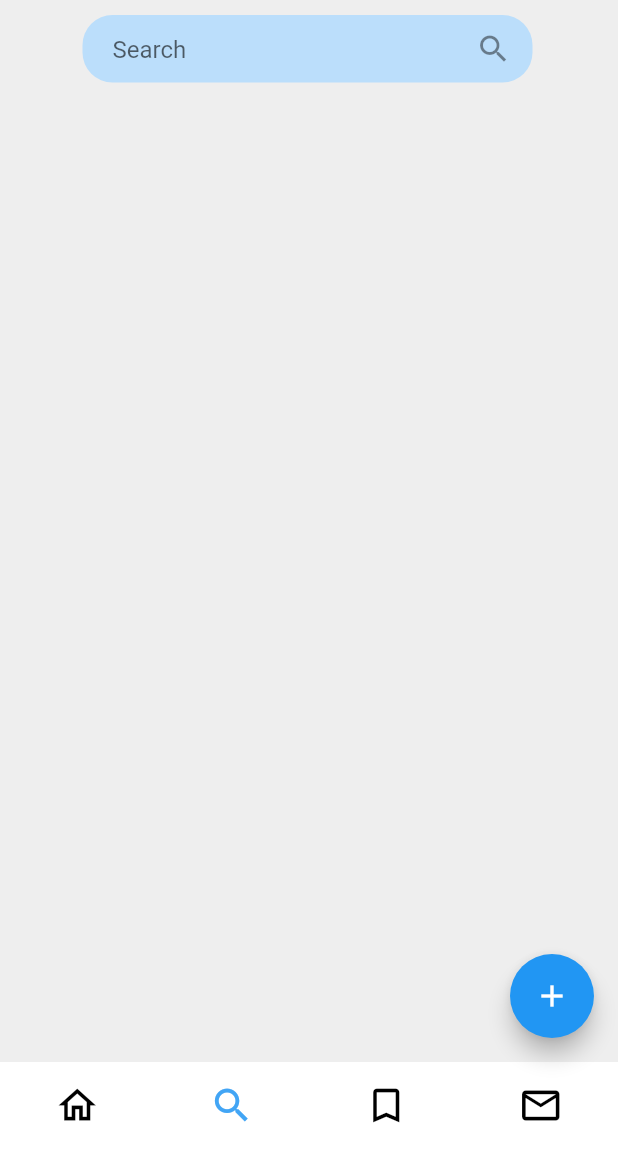
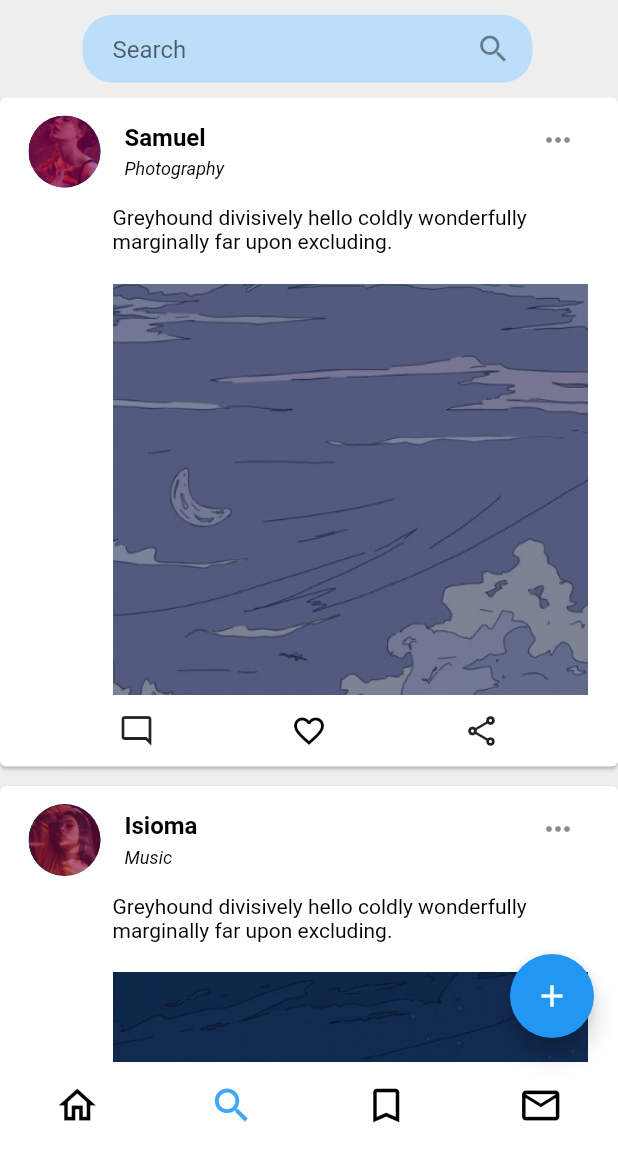
Before and after one commit to blackkiverson/UNI, a Flutter app: the MainPage screen opened directly, item 2 of the bottom bar chosen, after a tap on the "person" icon, on a phone screen of 412 x 824 dp, the part 84-1236 px from its top. Run offline on Flutter 3.47's test engine with Material 2 defaults, Android fonts, the phone set to English and light mode, and no system bars.

Commit message:
creating a component build for the Search Page

```diff
--- a/lib/pages/home_page.dart
+++ b/lib/pages/home_page.dart
@@ -7,6 +7,7 @@ import 'package:flutter/rendering.dart';
 import 'package:flutter/widgets.dart';
 import 'package:smifapp/widgets/like_button.dart';
 import 'package:smifapp/widgets/menu_button.dart';
+import 'package:smifapp/widgets/post_card.dart';
 
 class HomePage extends StatefulWidget {
   const HomePage({Key? key}) : super(key: key);
@@ -54,107 +55,7 @@ class _HomePageState extends State<HomePage> {
         scrollDirection: Axis.vertical,
         children: mockData  //mockData to generate a dynamic User feed
             .map(
-              (item) => Card(
-                clipBehavior: Clip.antiAlias,
-                margin: const EdgeInsets.fromLTRB(0, 5, 0, 8),
-                child: Column(
-                  children: [
-                    ListTile(
-
-                      //creates the top padding of every post on the home feed
-                      leading: Padding(
-                        padding: const EdgeInsets.fromLTRB(3, 0, 0, 0),
-                        child: CircleAvatar(
-                          radius: 24,
-                          backgroundColor: Colors.blue,
-                          child: IconButton(
-                            onPressed: () {},
-                            icon: const Icon(Icons.person),
-                          ),
-                          foregroundImage: AssetImage(item["profile_image"]!),
-                        ),
-                      ),
-
-                      //creates the username using the mockData
-                      title: Row(
-                        children: [
-                          TextButton(
-                            onPressed: () {},
-                            child: Text(
-                              item["username"]!,
-                              style: const TextStyle(
-                                  color: Colors.black,
-                                  fontSize: 16,
-                                  fontWeight: FontWeight.w600),
-                            ),
-                            style: ButtonStyle(
-                              minimumSize: MaterialStateProperty.all(
-                                const Size(0, 0),
-                              ),
-                              padding: MaterialStateProperty.all(
-                                  const EdgeInsets.all(0)),
-                              tapTargetSize: MaterialTapTargetSize.shrinkWrap,
-                            ),
-                          ),
-                        ],
-                      ),
-
-                      // shows the Mockdata for the Post Tag
-                      subtitle: Text(
-                        item["tag"]!,
-                        style: const TextStyle(
-                            color: Colors.black,
-                            fontStyle: FontStyle.italic,
-                            fontWeight: FontWeight.w400,
-                            fontSize: 12),
-                      ),
-
-                      //creating a dropdownbutton with secondary options for the mode menu
-                      trailing: MenuButton(),
-                    ),
-
-                    //uses the Mockdata to generate the post text and media
-                    Padding(
-                      padding: const EdgeInsets.fromLTRB(75, 0, 10, 20),
-                      child: Text(item["post"]!,
-                          style: const TextStyle(color: Colors.black)),
-                    ),
-                    item["post_image"] != ""
-                        ? Padding(
-                            padding: const EdgeInsets.fromLTRB(75, 0, 20, 0),
-                            child: Image(
-                              image: AssetImage(item["post_image"]!),
-                              fit: BoxFit.cover,
-                              height: MediaQuery.of(context).size.height - 550,
-                              width: MediaQuery.of(context).size.width,
-                            ),
-                          )
-                        : const Padding(padding: EdgeInsets.all(0)),
-
-                    //creates the social interaction buttons at the buttom of the post
-                    Row(
-                      mainAxisAlignment: MainAxisAlignment.spaceEvenly,
-                      children: [
-
-                        //IconButton() for the comment feature
-                        IconButton(
-                          onPressed: () {},
-                          icon: const Icon(Icons.mode_comment_outlined),
-                        ),
-
-                        //LikeButton() widget
-                        LikeButton(),
-
-                        //IconButton() for the share feature
-                        IconButton(
-                          onPressed: () {},
-                          icon: const Icon(Icons.share_outlined),
-                        ),
-                      ],
-                    ),
-                  ],
-                ),
-              ),
+              (item) => PostCard(avatarImage: item["profile_image"]!, username: item["username"]!, postTag: item["tag"]!, postText: item["post"]!, postImage: item["post_image"]!, postVideo: item["post_video"],)
             )
             .toList());
   }
--- a/lib/pages/search_page.dart
+++ b/lib/pages/search_page.dart
@@ -1,6 +1,9 @@
 import 'package:flutter/cupertino.dart';
 import 'package:flutter/material.dart';
 import 'package:flutter/painting.dart';
+import 'package:smifapp/widgets/like_button.dart';
+import 'package:smifapp/widgets/menu_button.dart';
+import 'package:smifapp/widgets/post_card.dart';
 
 class SearchPage extends StatefulWidget {
   const SearchPage({Key? key}) : super(key: key);
@@ -10,21 +13,68 @@ class SearchPage extends StatefulWidget {
 }
 
 class _SearchPageState extends State<SearchPage> {
+  List<Map<String, String>> mockData = [
+    {
+      "username": "Samuel",
+      "tag": "Photography",
+      "post":
+          "Greyhound divisively hello coldly wonderfully marginally far upon excluding.",
+      "profile_image": "img/wptwo.jpg",
+      "post_image": "img/wp-six.jpg",
+      "post_video": "",
+    },
+    {
+      "username": "Isioma",
+      "tag": "Music",
+      "post":
+          "Greyhound divisively hello coldly wonderfully marginally far upon excluding.",
+      "profile_image": "img/wpone.jpg",
+      "post_image": "img/wp-five.jpg",
+      "post_video": "",
+    },
+    {
+      "username": "Miracle",
+      "tag": "Education",
+      "post":
+          "Greyhound divisively hello coldly wonderfully marginally far upon excluding.",
+      "profile_image": "img/wptwo.jpg",
+      "post_image": "",
+      "post_video": "",
+    },
+  ];
+
   @override
   Widget build(BuildContext context) {
-    return Column(
+    return Stack(
       children: [
-        SizedBox(height: 10),
-        Padding(
-          padding: EdgeInsets.fromLTRB(55, 0, 0, 0),
+        SingleChildScrollView(
+          child: Padding(
+            padding: EdgeInsets.fromLTRB(0, 60, 0, 0),
+            child: Column(
+              children: mockData //mockData to generate a dynamic User feed
+                  .map((item) => PostCard(
+                        avatarImage: item["profile_image"]!,
+                        username: item["username"]!,
+                        postTag: item["tag"]!,
+                        postText: item["post"]!,
+                        postImage: item["post_image"]!,
+                        postVideo: item["post_video"],
+                      ))
+                  .toList(),
+            ),
+          ),
+        ),
+        Positioned(
+          top: 0,
+          child: Padding(
+            padding: EdgeInsets.fromLTRB(55, 10, 0, 0),
             child: Container(
               height: 45,
               width: 300,
               alignment: Alignment.center,
               decoration: BoxDecoration(
                   borderRadius: BorderRadius.circular(20),
-              color: Colors.blue.shade100
-            ),
+                  color: Colors.blue.shade100),
               child: Padding(
                 padding: EdgeInsets.fromLTRB(20, 0, 2, 0),
                 child: TextField(
@@ -38,7 +88,7 @@ class _SearchPageState extends State<SearchPage> {
               ),
             ),
           ),
-        SingleChildScrollView(),
+        ),
       ],
     );
   }
--- /dev/null
+++ b/lib/widgets/post_card.dart
@@ -0,0 +1,130 @@
+import 'package:flutter/cupertino.dart';
+import 'package:flutter/material.dart';
+
+import 'like_button.dart';
+import 'menu_button.dart';
+
+class PostCard extends StatefulWidget {
+  PostCard(
+      {Key? key,
+      required this.avatarImage,
+      required this.username,
+      required this.postTag,
+      required this.postText,
+      this.postImage,
+      this.postVideo})
+      : super(key: key);
+  final String avatarImage;
+  final String username;
+  final String postTag;
+  final String postText;
+  String? postImage;
+  String? postVideo;
+
+  @override
+  State<PostCard> createState() => _PostCardState();
+}
+
+class _PostCardState extends State<PostCard> {
+  @override
+  Widget build(BuildContext context) {
+    return Card(
+      clipBehavior: Clip.antiAlias,
+      margin: const EdgeInsets.fromLTRB(0, 5, 0, 8),
+      child: Column(
+        children: [
+          ListTile(
+            //creates the top padding of every post on the home feed
+            leading: Padding(
+              padding: const EdgeInsets.fromLTRB(3, 0, 0, 0),
+              child: CircleAvatar(
+                radius: 24,
+                backgroundColor: Colors.blue,
+                child: IconButton(
+                  onPressed: () {},
+                  icon: const Icon(Icons.person),
+                ),
+                foregroundImage: AssetImage(widget.avatarImage),
+              ),
+            ),
+
+            //creates the username using the mockData
+            title: Row(
+              children: [
+                TextButton(
+                  onPressed: () {},
+                  child: Text(
+                    widget.username,
+                    style: const TextStyle(
+                        color: Colors.black,
+                        fontSize: 16,
+                        fontWeight: FontWeight.w600),
+                  ),
+                  style: ButtonStyle(
+                    minimumSize: MaterialStateProperty.all(
+                      const Size(0, 0),
+                    ),
+                    padding: MaterialStateProperty.all(const EdgeInsets.all(0)),
+                    tapTargetSize: MaterialTapTargetSize.shrinkWrap,
+                  ),
+                ),
+              ],
+            ),
+
+            // shows the Mockdata for the Post Tag
+            subtitle: Text(
+              widget.postTag,
+              style: const TextStyle(
+                  color: Colors.black,
+                  fontStyle: FontStyle.italic,
+                  fontWeight: FontWeight.w400,
+                  fontSize: 12),
+            ),
+
+            //creating a dropdownbutton with secondary options for the mode menu
+            trailing: MenuButton(),
+          ),
+
+          //uses the Mockdata to generate the post text and media
+          Padding(
+            padding: const EdgeInsets.fromLTRB(75, 0, 10, 20),
+            child: Text(widget.postText,
+                style: const TextStyle(color: Colors.black)),
+          ),
+          widget.postImage != ""&& widget.postImage != null
+              ? Padding(
+                  padding: const EdgeInsets.fromLTRB(75, 0, 20, 0),
+                  child: Image(
+                    image: AssetImage(widget.postImage!),
+                    fit: BoxFit.cover,
+                    height: MediaQuery.of(context).size.height - 550,
+                    width: MediaQuery.of(context).size.width,
+                  ),
+                )
+              : const Padding(padding: EdgeInsets.all(0)),
+
+          //creates the social interaction buttons at the buttom of the post
+          Row(
+            mainAxisAlignment: MainAxisAlignment.spaceEvenly,
+            children: [
+              //IconButton() for the comment feature
+              IconButton(
+                onPressed: () {},
+                icon: const Icon(Icons.mode_comment_outlined),
+              ),
+
+              //LikeButton() widget
+              LikeButton(),
+
+              //IconButton() for the share feature
+              IconButton(
+                onPressed: () {},
+                icon: const Icon(Icons.share_outlined),
+              ),
+            ],
+          ),
+        ],
+      ),
+    );
+  }
+}
```
Lines whose indentation alone changed are shown as unchanged.
